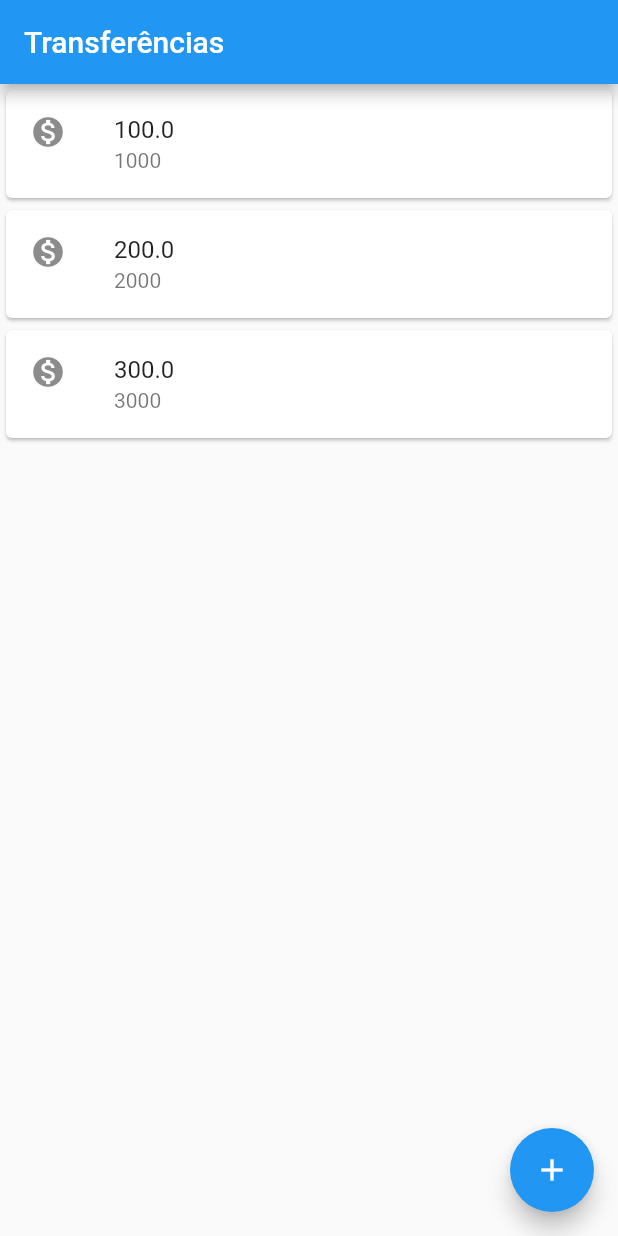
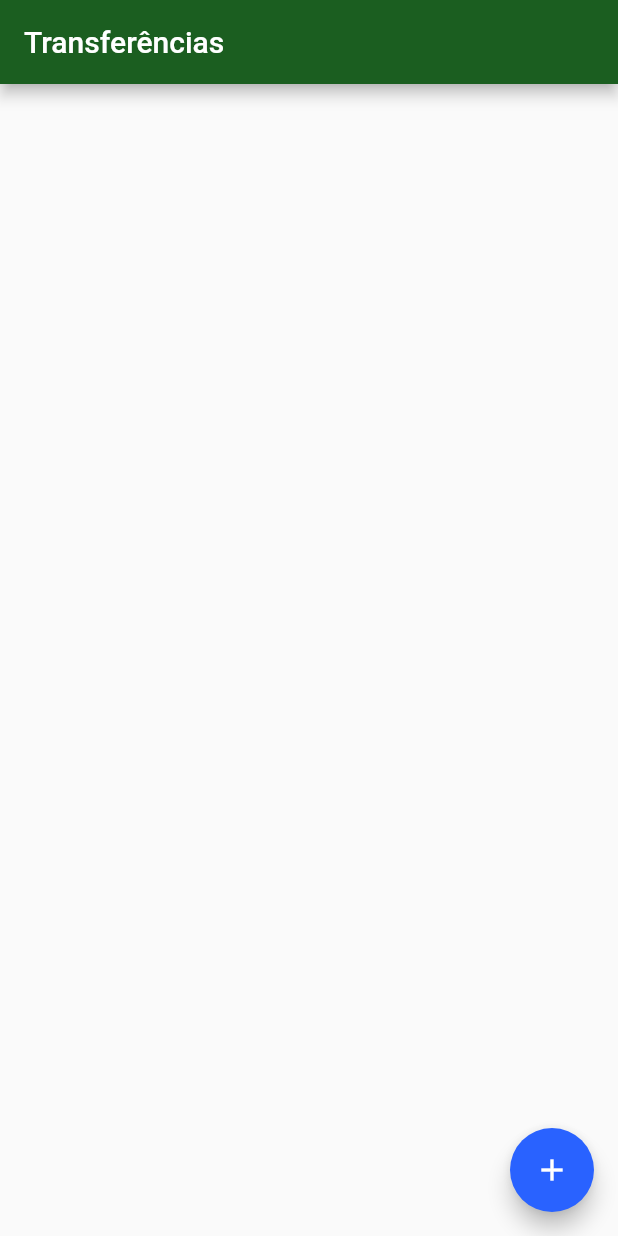
Before and after one commit to gabrieldarlan/flutter_bytebank_modulo_01, a Flutter app: the screen it shows after launch, on a phone screen of 412 x 824 dp. Run offline on Flutter 3.47's test engine with Material 2 defaults, Android fonts, the phone set to English and light mode, and no system bars.

Commit message:
fim do projeto 1

```diff
--- a/bytebank/lib/main.dart
+++ b/bytebank/lib/main.dart
@@ -1,53 +1,22 @@
 import 'package:flutter/material.dart';
+import 'screens/transferencia/lista.dart';
 
-void main() => runApp(
-      MaterialApp(
-        debugShowCheckedModeBanner: false,
-        home: Scaffold(
-          body: ListaTransferencias(),
-          appBar: AppBar(
-            title: Text('Transferências'),
-          ),
-          floatingActionButton: FloatingActionButton(
-            child: Icon(Icons.add),
-          ),
-        ),
-      ),
-    );
+void main() => runApp(BytebankApp());
 
-class ListaTransferencias extends StatelessWidget {
+class BytebankApp extends StatelessWidget {
   @override
   Widget build(BuildContext context) {
-    return Column(
-      children: <Widget>[
-        ItemTransferencia(Transferencia(100.0, 1000)),
-        ItemTransferencia(Transferencia(200.0, 2000)),
-        ItemTransferencia(Transferencia(300.0, 3000)),
-      ],
+    return MaterialApp(
+      theme: ThemeData(
+        primaryColor: Colors.green[900],
+        accentColor: Colors.blueAccent[700],
+        buttonTheme: ButtonThemeData(
+          buttonColor: Colors.blueAccent[700],
+          textTheme: ButtonTextTheme.primary,
+        )
+      ),
+      debugShowCheckedModeBanner: false,
+      home: ListaTransferencias(),
     );
   }
 }
-
-class ItemTransferencia extends StatelessWidget {
-  final Transferencia _transferencia;
-
-  ItemTransferencia(this._transferencia);
-
-  @override
-  Widget build(BuildContext context) {
-    return Card(
-      child: ListTile(
-        leading: Icon(Icons.monetization_on),
-        title: Text(_transferencia.valor.toString()),
-        subtitle: Text(_transferencia.numeroConta.toString()),
-      ),
-    );
-  }
-}
-
-class Transferencia {
-  final double valor;
-  final int numeroConta;
-
-  Transferencia(this.valor, this.numeroConta);
-}
--- /dev/null
+++ b/bytebank/lib/models/transferencia.dart
@@ -0,0 +1,14 @@
+class Transferencia {
+  final double valor;
+  final int numeroConta;
+
+  Transferencia(
+    this.valor,
+    this.numeroConta,
+  );
+
+  @override
+  String toString() {
+    return 'Valor: $valor, NumeroConta: $numeroConta';
+  }
+}
--- /dev/null
+++ b/bytebank/lib/screens/transferencia/lista.dart
@@ -0,0 +1,68 @@
+import 'package:bytebank/models/transferencia.dart';
+import 'package:bytebank/screens/transferencia/formulario.dart';
+import 'package:flutter/material.dart';
+
+class ListaTransferencias extends StatefulWidget {
+  final List<Transferencia> _transferencias = List();
+
+  @override
+  State<StatefulWidget> createState() {
+    return ListaTransferenciasState();
+  }
+}
+
+class ListaTransferenciasState extends State<ListaTransferencias> {
+  static const _tituloAppBar = 'Transferências';
+
+  @override
+  Widget build(BuildContext context) {
+    return Scaffold(
+      appBar: AppBar(
+        title: Text(_tituloAppBar),
+      ),
+      body: ListView.builder(
+        itemCount: widget._transferencias.length,
+        itemBuilder: (context, indice) {
+          final transferencia = widget._transferencias[indice];
+          return ItemTransferencia(transferencia);
+        },
+      ),
+      floatingActionButton: FloatingActionButton(
+        child: Icon(Icons.add),
+        onPressed: () {
+          Navigator.push(
+            context,
+            MaterialPageRoute(builder: (context) {
+              return FormularioTransferencia();
+            }),
+          ).then((transferenciaRecebida) => _atualiza(transferenciaRecebida));
+        },
+      ),
+    );
+  }
+
+  void _atualiza(Transferencia transferenciaRecebida) {
+    if (transferenciaRecebida != null) {
+      setState(() {
+        widget._transferencias.add(transferenciaRecebida);
+      });
+    }
+  }
+}
+
+class ItemTransferencia extends StatelessWidget {
+  final Transferencia _transferencia;
+
+  ItemTransferencia(this._transferencia);
+
+  @override
+  Widget build(BuildContext context) {
+    return Card(
+      child: ListTile(
+        leading: Icon(Icons.monetization_on),
+        title: Text(_transferencia.valor.toString()),
+        subtitle: Text(_transferencia.numeroConta.toString()),
+      ),
+    );
+  }
+}
```
Also changed, not shown: bytebank/lib/components/editor.dart (added, +32 -0 lines), bytebank/lib/screens/transferencia/formulario.dart (added, +63 -0 lines), 1 other file.
